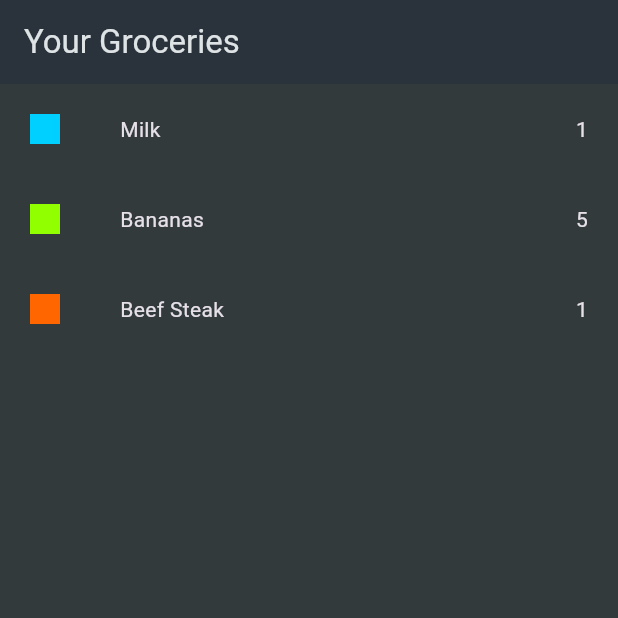
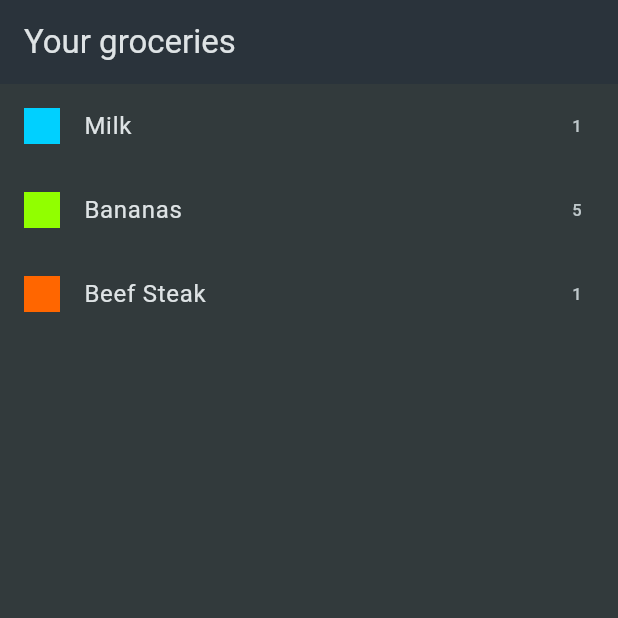
Before and after one commit to IsharaNawa/shopping_list_flutter_app, a Flutter app: the screen it shows after launch, on a phone screen of 412 x 824 dp, the top half of it. Run offline on Flutter 3.47's test engine with Material 3 defaults, Android fonts, the phone set to English and light mode, and no system bars.

Commit message:
adjusted the code

```diff
--- a/lib/main.dart
+++ b/lib/main.dart
@@ -1,6 +1,5 @@
 import 'package:flutter/material.dart';
-import 'package:shopping_list_app/data/dummy_items.dart';
-import 'package:shopping_list_app/widgets/grocery_item_widget.dart';
+import 'package:shopping_list_app/widgets/grocery_list_widget.dart';
 
 void main() {
   runApp(const MyApp());
@@ -23,20 +22,7 @@ class MyApp extends StatelessWidget {
         ),
         scaffoldBackgroundColor: const Color.fromARGB(255, 50, 58, 60),
       ),
-      home: Scaffold(
-        appBar: AppBar(
-          title: const Text("Your Groceries"),
-        ),
-        body: Center(
-          child: Column(
-            mainAxisAlignment: MainAxisAlignment.start,
-            children: [
-              ...groceryItems
-                  .map((item) => GroceryItemWidget(groceryItem: item))
-            ],
-          ),
-        ),
-      ),
+      home: const GroceryListWidget(),
     );
   }
 }
--- a/lib/widgets/grocery_item_widget.dart
+++ /dev/null
@@ -1,34 +0,0 @@
-import 'package:flutter/material.dart';
-import 'package:shopping_list_app/models/grocery_item.dart';
-
-class GroceryItemWidget extends StatelessWidget {
-  const GroceryItemWidget({super.key, required this.groceryItem});
-
-  final GroceryItem groceryItem;
-
-  @override
-  Widget build(BuildContext context) {
-    return Container(
-      margin: const EdgeInsets.all(20),
-      child: Row(
-        children: [
-          Container(
-            width: 20,
-            height: 20,
-            color: groceryItem.category.color,
-          ),
-          const SizedBox(
-            width: 40,
-          ),
-          Text(
-            groceryItem.name,
-          ),
-          const Spacer(),
-          Text(
-            groceryItem.quantity.toString(),
-          ),
-        ],
-      ),
-    );
-  }
-}
--- /dev/null
+++ b/lib/widgets/grocery_list_widget.dart
@@ -0,0 +1,29 @@
+import 'package:flutter/material.dart';
+import 'package:shopping_list_app/data/dummy_items.dart';
+
+class GroceryListWidget extends StatelessWidget {
+  const GroceryListWidget({super.key});
+
+  @override
+  Widget build(BuildContext context) {
+    return Scaffold(
+      appBar: AppBar(
+        title: const Text("Your groceries"),
+      ),
+      body: ListView.builder(
+        itemCount: groceryItems.length,
+        itemBuilder: (ctx, index) => ListTile(
+          leading: Container(
+            width: 24,
+            height: 24,
+            color: groceryItems[index].category.color,
+          ),
+          title: Text(groceryItems[index].name),
+          trailing: Text(
+            groceryItems[index].quantity.toString(),
+          ),
+        ),
+      ),
+    );
+  }
+}
```
